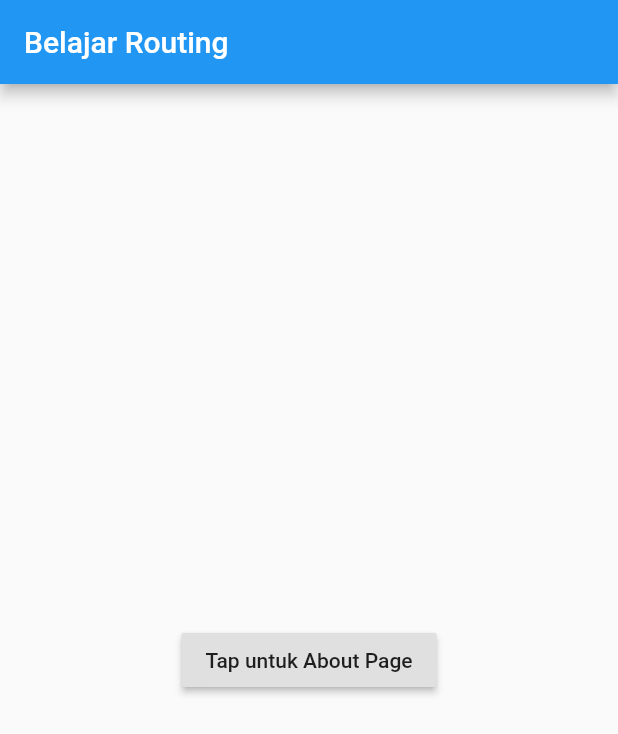
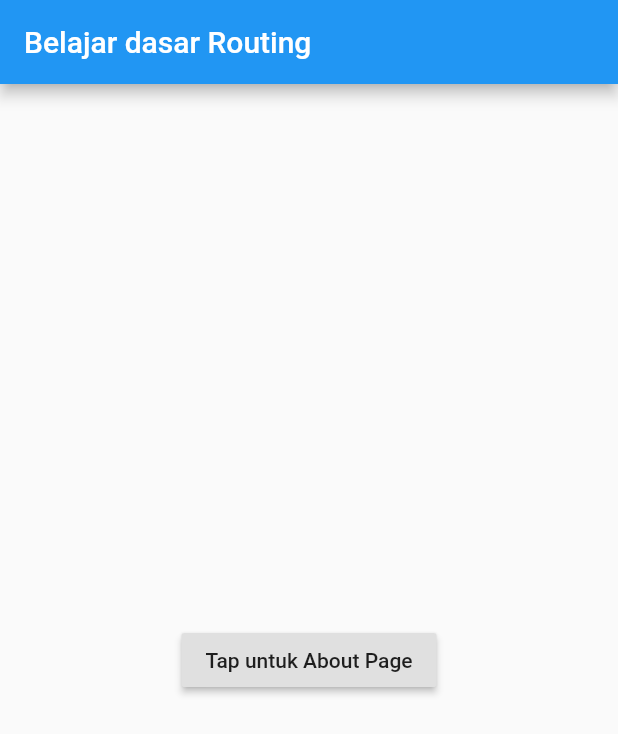
Before and after one commit to Thorik123/simple_route, a Flutter app: the screen it shows after launch, on a phone screen of 412 x 824 dp. Shown: the top 734 px of the screen. Run offline on Flutter 3.47's test engine with Material 2 defaults, Android fonts, the light colour scheme and no system bars.

Commit message:
ubah title belajar dasar routing

```diff
--- a/lib/main.dart
+++ b/lib/main.dart
@@ -19,7 +19,7 @@ class HomePage extends StatelessWidget {
   Widget build(BuildContext context) {
     return Scaffold(
       appBar: AppBar(
-        title: const Text('Belajar Routing'),
+        title: const Text('Belajar dasar Routing'),
       ),
       body: Center(
         child: RaisedButton(
```
